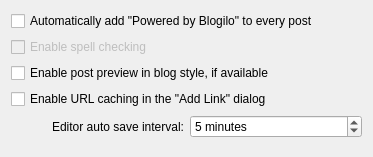
Old version of the form blogilo/src/ui/editorsettingsbase.ui in the repository KDE/kdepim.
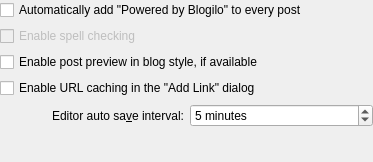
New version of the form.

Commit message: Remove margin in ui file too

```diff
--- a/blogilo/src/ui/editorsettingsbase.ui
+++ b/blogilo/src/ui/editorsettingsbase.ui
@@ -7,14 +7,26 @@
     <x>0</x>
     <y>0</y>
     <width>373</width>
-    <height>157</height>
+    <height>162</height>
    </rect>
   </property>
   <layout class="QGridLayout" name="gridLayout">
+   <property name="leftMargin">
+    <number>0</number>
+   </property>
+   <property name="topMargin">
+    <number>0</number>
+   </property>
+   <property name="rightMargin">
+    <number>0</number>
+   </property>
+   <property name="bottomMargin">
+    <number>0</number>
+   </property>
    <item row="4" column="0">
     <widget class="QLabel" name="label">
      <property name="text">
-      <string>Editor auto save interval:</string>
+      <string>Editor auto sa&amp;ve interval:</string>
      </property>
      <property name="alignment">
       <set>Qt::AlignRight|Qt::AlignTrailing|Qt::AlignVCenter</set>
```
Left out of the diff: 2 changed lines with no effect on the pictures. The commit also changes 4 other files.
